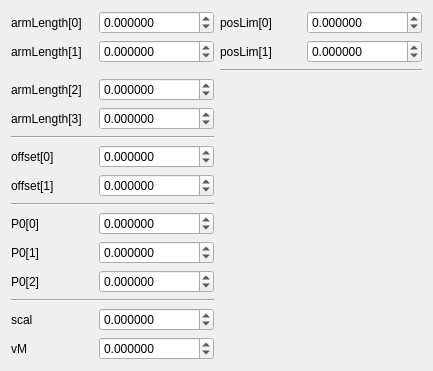
First picture: the form in source/wnd/ui/igusconfig.ui, repository ww4u/megarobostudio, before the edit.
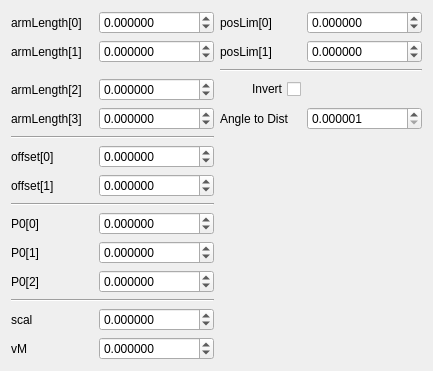
Second picture: the form after the edit.

Diff of the .ui file:
```diff
--- a/source/wnd/ui/igusconfig.ui
+++ b/source/wnd/ui/igusconfig.ui
@@ -315,6 +315,36 @@
      </property>
     </spacer>
    </item>
+   <item row="3" column="2">
+    <widget class="QCheckBox" name="chkInvert">
+     <property name="layoutDirection">
+      <enum>Qt::RightToLeft</enum>
+     </property>
+     <property name="text">
+      <string>Invert</string>
+     </property>
+    </widget>
+   </item>
+   <item row="4" column="2">
+    <widget class="QLabel" name="label_14">
+     <property name="text">
+      <string>Angle to Dist</string>
+     </property>
+    </widget>
+   </item>
+   <item row="4" column="3">
+    <widget class="QDoubleSpinBox" name="spinAngleToDist">
+     <property name="decimals">
+      <number>6</number>
+     </property>
+     <property name="minimum">
+      <double>0.000001000000000</double>
+     </property>
+     <property name="maximum">
+      <double>1000000.000000000000000</double>
+     </property>
+    </widget>
+   </item>
   </layout>
  </widget>
  <resources/>
```
